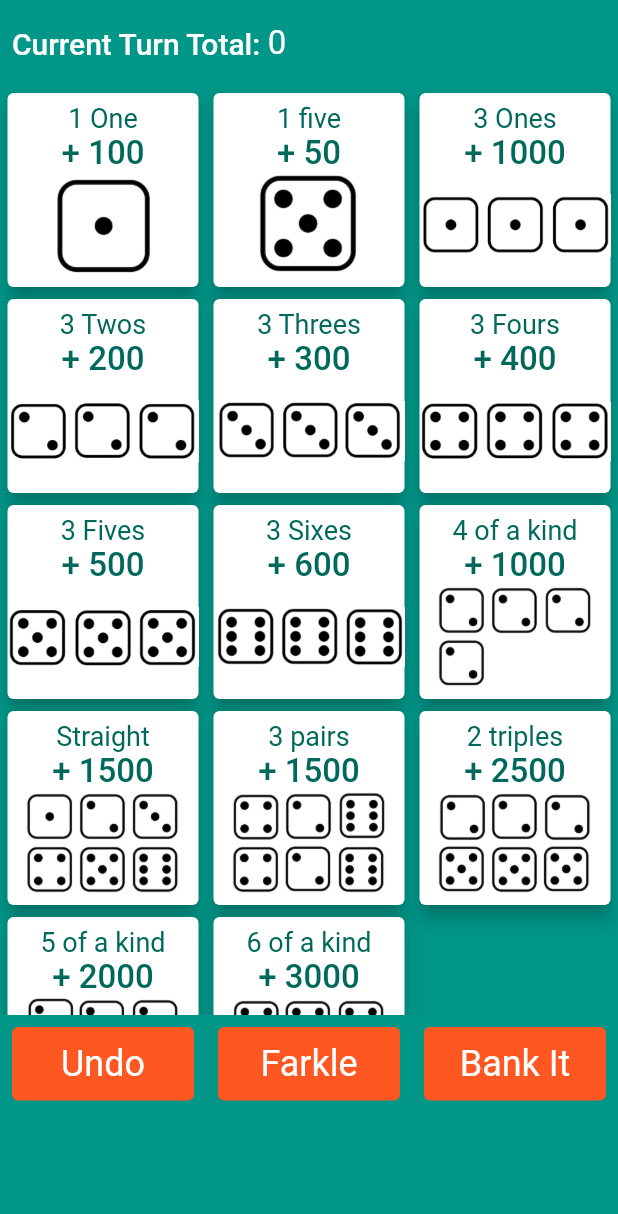
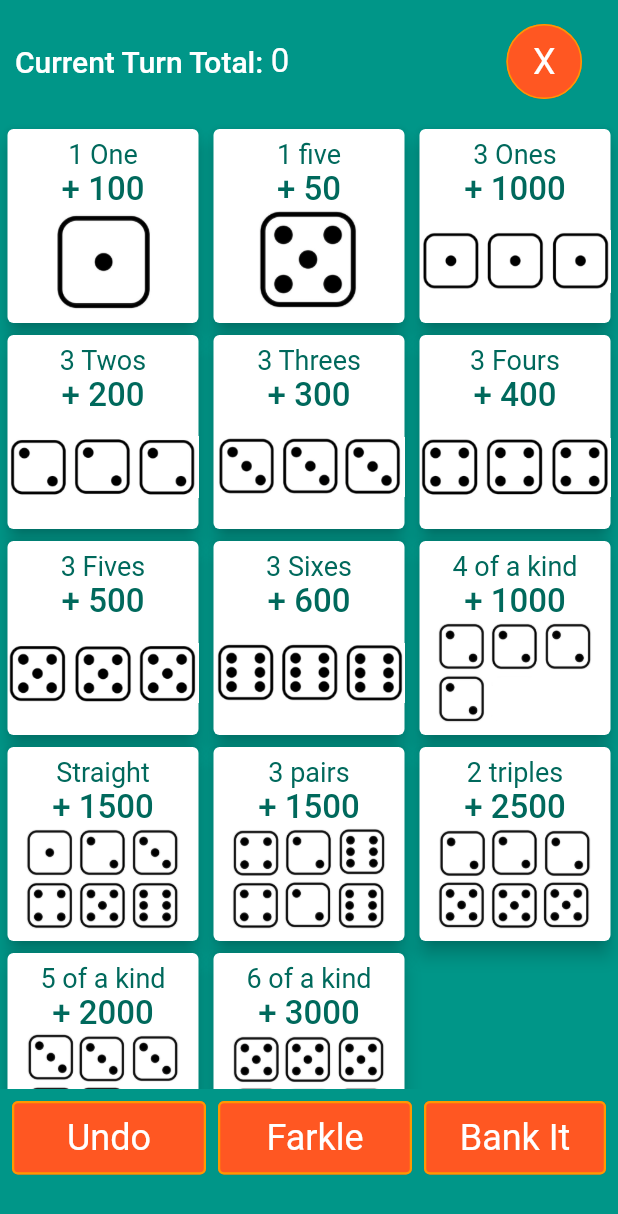
Before and after one commit to Kgresmer/farkle_scoreboard, a Flutter app: the ScoreInput widget shown alone on an empty page, opened directly, on a phone screen of 412 x 824 dp. Shown: the top 1214 px of the screen. Run offline on Flutter 3.47's test engine with Material 2 defaults, Android fonts, the phone set to English and light mode, and no system bars; our stand-ins replace audioplayers, vibration.

Commit message:
Adding exit score input button and some styling

```diff
--- a/lib/widgets/score_input.dart
+++ b/lib/widgets/score_input.dart
@@ -108,6 +108,10 @@ class _ScoreInputState extends State<ScoreInput> {
     Navigator.of(context).pop();
   }
 
+  void closeScoreInput() {
+    Navigator.of(context).pop();
+  }
+
   void undoLastScoreUpdate() {
     Vibration.vibrate(duration: 130, amplitude: 65);
     if (scoreUpdates.length > 0) {
@@ -127,12 +131,16 @@ class _ScoreInputState extends State<ScoreInput> {
   @override
   Widget build(BuildContext context) {
     return Container(
-      height: MediaQuery.of(context).size.height * 0.90,
+      height: MediaQuery.of(context).size.height * 0.96,
       child:
           Column(mainAxisAlignment: MainAxisAlignment.start, children: <Widget>[
         Container(
             child: Padding(
-                padding: EdgeInsets.symmetric(vertical: 16, horizontal: 8.0),
+                padding: EdgeInsets.symmetric(vertical: 16, horizontal: 10.0),
+                child: Row(
+                  children: [
+                    Expanded(
+                      flex: 8,
                       child: Row(children: <Widget>[
                         DefaultTextStyle(
                           style: Theme.of(context).textTheme.bodyText1,
@@ -154,7 +162,26 @@ class _ScoreInputState extends State<ScoreInput> {
                             duration: Duration(milliseconds: 200),
                           ),
                         ),
-                ]))),
+                      ]),
+                    ),
+                    Expanded(
+                        flex: 2,
+                        child: Padding(
+                          padding: const EdgeInsets.symmetric(horizontal: 14.0),
+                          child: TextButton(
+                              style: TextButton.styleFrom(
+                                  fixedSize: Size(50, 50),
+                                  padding: EdgeInsets.all(0),
+                                  shape: RoundedRectangleBorder(
+                                      borderRadius: BorderRadius.circular(25.0),
+                                      side: BorderSide(color: Colors.orange)),
+                                  backgroundColor: Colors.deepOrange,
+                                  textStyle: TextStyle(fontSize: 24)),
+                              onPressed: closeScoreInput,
+                              child: Text('X')),
+                        ))
+                  ],
+                ))),
         Flexible(
           child: GridView.builder(
             gridDelegate:
@@ -197,9 +224,11 @@ class _ScoreInputState extends State<ScoreInput> {
                   child: Container(
                     height: 65,
                     child: Padding(
-                      padding: const EdgeInsets.all(8.0),
+                      padding: const EdgeInsets.fromLTRB(8, 8, 0, 8),
                       child: TextButton(
                           style: TextButton.styleFrom(
+                              side: BorderSide(
+                                  color: Colors.orange, width: 1.5),
                               backgroundColor: Colors.deepOrange,
                               textStyle: TextStyle(fontSize: 24)),
                           onPressed: undoLastScoreUpdate,
@@ -211,9 +240,11 @@ class _ScoreInputState extends State<ScoreInput> {
                   child: Container(
                     height: 65,
                     child: Padding(
-                      padding: const EdgeInsets.all(8.0),
+                      padding: const EdgeInsets.fromLTRB(8, 8, 0, 8),
                       child: TextButton(
                           style: TextButton.styleFrom(
+                              side: BorderSide(
+                                  color: Colors.orange, width: 1.5),
                               backgroundColor: Colors.deepOrange,
                               textStyle: TextStyle(fontSize: 24)),
                           onPressed: addFarkle,
@@ -228,6 +259,8 @@ class _ScoreInputState extends State<ScoreInput> {
                       padding: const EdgeInsets.all(8.0),
                       child: TextButton(
                           style: TextButton.styleFrom(
+                              side: BorderSide(
+                                  color: Colors.orange, width: 1.5),
                               backgroundColor: Colors.deepOrange,
                               textStyle: TextStyle(fontSize: 24)),
                           onPressed: _bankIt,
```
Lines whose indentation alone changed are shown as unchanged.
